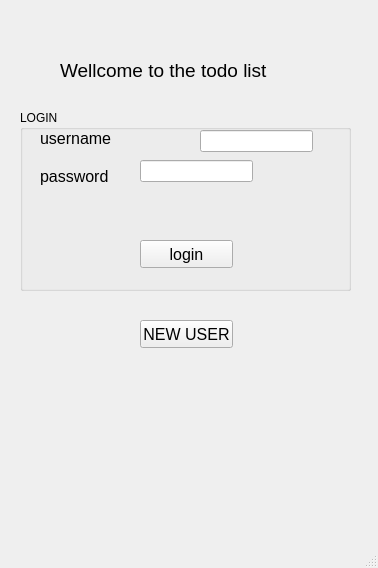
First picture: the form in mainwindow.ui, repository kuku20/qttodolist, before the edit.
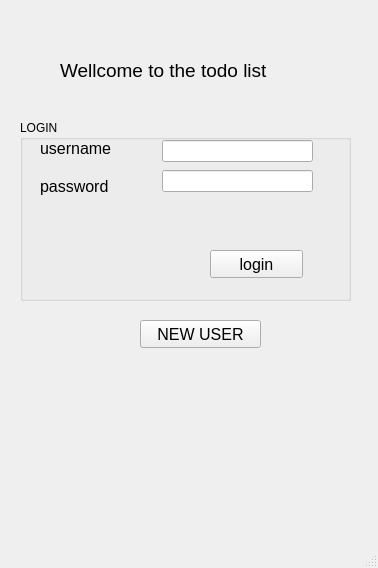
Second picture: the form after the edit.

```diff
--- a/mainwindow.ui
+++ b/mainwindow.ui
@@ -37,7 +37,7 @@
      <rect>
       <x>140</x>
       <y>320</y>
-      <width>93</width>
+      <width>121</width>
       <height>28</height>
      </rect>
     </property>
@@ -54,7 +54,7 @@
     <property name="geometry">
      <rect>
       <x>20</x>
-      <y>110</y>
+      <y>120</y>
       <width>331</width>
       <height>181</height>
      </rect>
@@ -67,7 +67,7 @@
       <rect>
        <x>20</x>
        <y>20</y>
-       <width>81</width>
+       <width>101</width>
        <height>16</height>
       </rect>
      </property>
@@ -85,7 +85,7 @@
       <rect>
        <x>20</x>
        <y>56</y>
-       <width>71</width>
+       <width>91</width>
        <height>20</height>
       </rect>
      </property>
@@ -101,7 +101,7 @@
     <widget class="QPushButton" name="pushButton">
      <property name="geometry">
       <rect>
-       <x>120</x>
+       <x>190</x>
        <y>130</y>
        <width>93</width>
        <height>28</height>
@@ -119,9 +119,9 @@
     <widget class="QLineEdit" name="lineEdit_userInput">
      <property name="geometry">
       <rect>
-       <x>180</x>
+       <x>142</x>
        <y>20</y>
-       <width>113</width>
+       <width>151</width>
        <height>22</height>
       </rect>
      </property>
@@ -129,9 +129,9 @@
     <widget class="QLineEdit" name="lineEdit_passInput">
      <property name="geometry">
       <rect>
-       <x>120</x>
+       <x>142</x>
        <y>50</y>
-       <width>113</width>
+       <width>151</width>
        <height>22</height>
       </rect>
      </property>
```
